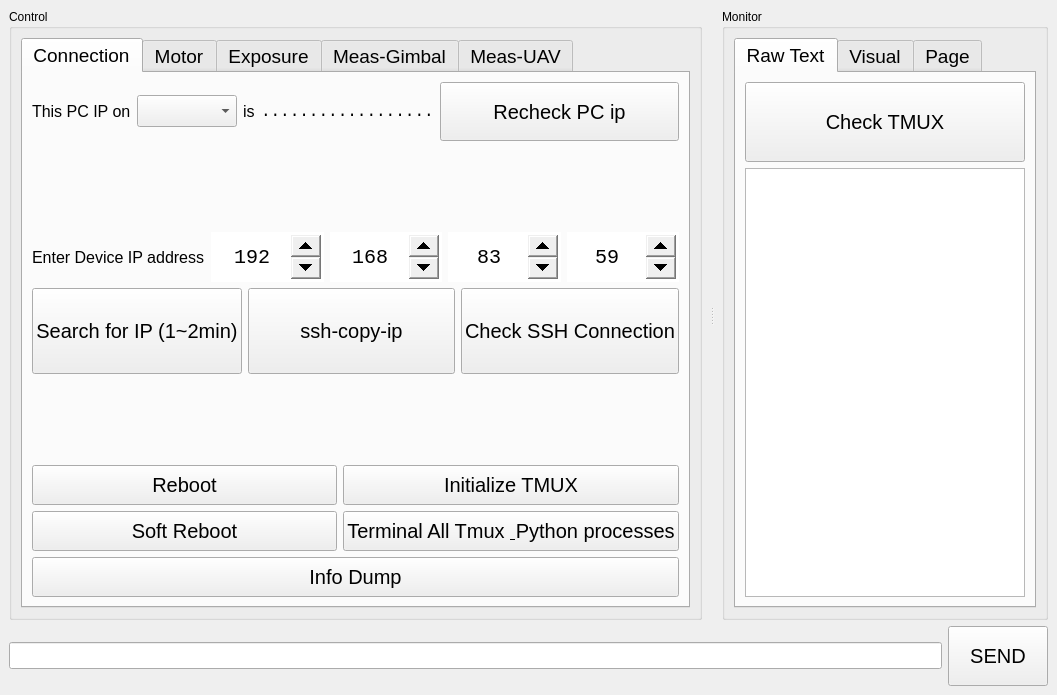
This is UI/UI_Mainwindow.ui in garid3000/giguic as Qt 5 draws it before an edit. The edited form follows.
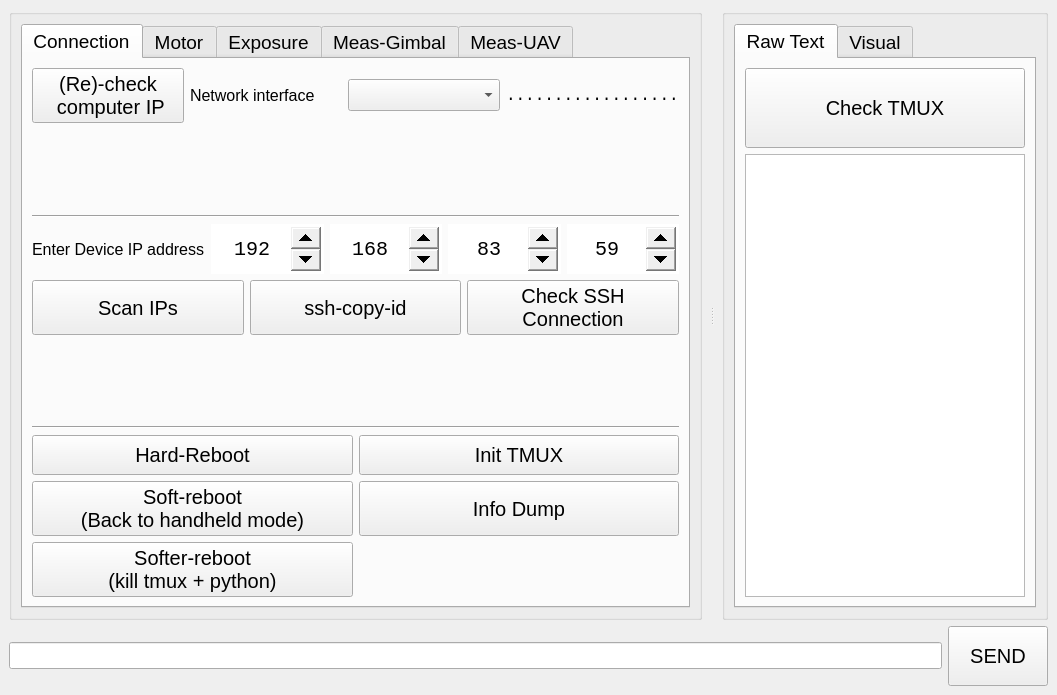
This is the edited form. The open tabs and pages were chosen to show the change. Icons and pictures are not drawn. Custom widgets are drawn as their Qt base class.

Commit message: - Gimbal & UAV measurement (ssh) command prepper UI and back-end

```diff
--- a/UI/UI_Mainwindow.ui
+++ b/UI/UI_Mainwindow.ui
@@ -62,7 +62,7 @@
       </property>
       <widget class="QGroupBox" name="groupBox">
        <property name="title">
-        <string>Control</string>
+        <string/>
        </property>
        <layout class="QGridLayout" name="gridLayout_2">
         <item row="0" column="0">
@@ -74,7 +74,31 @@
            </size>
           </property>
           <property name="styleSheet">
-           <string notr="true">QTabBar::tab { height: 35px;  }</string>
+           <string notr="true">QTabBar::tab { height: 35px;  }
+QSlider::groove:horizontal {
+    border-radius: 1px;
+    height: 3px;
+    margin: 0px;
+    background-color: rgb(52, 59, 72);
+}
+QSlider::groove:horizontal:hover {
+    background-color: rgb(55, 62, 76);
+}
+QSlider::handle:horizontal {
+    background-color: rgb(85, 170, 255);
+    border: none;
+    height: 40px;
+    width: 40px;
+    margin: -20px 0;
+    border-radius: 20px;
+    padding: -20px 0px;
+}
+QSlider::handle:horizontal:hover {
+    background-color: rgb(155, 180, 255);
+}
+QSlider::handle:horizontal:pressed {
+    background-color: rgb(65, 255, 195);
+}</string>
           </property>
           <property name="tabPosition">
            <enum>QTabWidget::TabPosition::North</enum>
@@ -107,23 +131,36 @@
            <layout class="QVBoxLayout" name="verticalLayout_4">
             <item>
              <layout class="QHBoxLayout" name="horizontalLayout_4">
+              <item>
+               <widget class="QPushButton" name="b_this_pc_get_ip">
+                <property name="sizePolicy">
+                 <sizepolicy hsizetype="Minimum" vsizetype="Minimum">
+                  <horstretch>0</horstretch>
+                  <verstretch>0</verstretch>
+                 </sizepolicy>
+                </property>
+                <property name="minimumSize">
+                 <size>
+                  <width>0</width>
+                  <height>0</height>
+                 </size>
+                </property>
+                <property name="text">
+                 <string>(Re)-check
+ computer IP</string>
+                </property>
+               </widget>
+              </item>
               <item>
                <widget class="QLabel" name="_l_4">
                 <property name="text">
-                 <string>This PC IP on</string>
+                 <string>Network interface</string>
                 </property>
                </widget>
               </item>
               <item>
                <widget class="QComboBox" name="cb_this_pc_network_devices"/>
               </item>
-              <item>
-               <widget class="QLabel" name="_l_3">
-                <property name="text">
-                 <string>is</string>
-                </property>
-               </widget>
-              </item>
               <item>
                <widget class="QLabel" name="l_this_pc_ip">
                 <property name="font">
@@ -137,25 +174,6 @@
                 </property>
                </widget>
               </item>
-              <item>
-               <widget class="QPushButton" name="b_this_pc_get_ip">
-                <property name="sizePolicy">
-                 <sizepolicy hsizetype="MinimumExpanding" vsizetype="Fixed">
-                  <horstretch>0</horstretch>
-                  <verstretch>0</verstretch>
-                 </sizepolicy>
-                </property>
-                <property name="minimumSize">
-                 <size>
-                  <width>0</width>
-                  <height>59</height>
-                 </size>
-                </property>
-                <property name="text">
-                 <string>Recheck PC ip</string>
-                </property>
-               </widget>
-              </item>
              </layout>
             </item>
             <item>
@@ -171,6 +189,13 @@
               </property>
              </spacer>
             </item>
+            <item>
+             <widget class="Line" name="line">
+              <property name="orientation">
+               <enum>Qt::Orientation::Horizontal</enum>
+              </property>
+             </widget>
+            </item>
             <item>
              <layout class="QHBoxLayout" name="horizontalLayout_3">
               <item>
@@ -331,7 +356,7 @@
               <item>
                <widget class="QPushButton" name="b_search_ip_for_pi">
                 <property name="sizePolicy">
-                 <sizepolicy hsizetype="Preferred" vsizetype="MinimumExpanding">
+                 <sizepolicy hsizetype="Preferred" vsizetype="Preferred">
                   <horstretch>0</horstretch>
                   <verstretch>0</verstretch>
                  </sizepolicy>
@@ -343,27 +368,33 @@
                  </size>
                 </property>
                 <property name="text">
-                 <string>Search for IP (1~2min)</string>
+                 <string>Scan IPs</string>
                 </property>
                </widget>
               </item>
               <item>
                <widget class="QPushButton" name="b_ssh_copy_id">
                 <property name="sizePolicy">
-                 <sizepolicy hsizetype="Minimum" vsizetype="MinimumExpanding">
+                 <sizepolicy hsizetype="Minimum" vsizetype="Preferred">
                   <horstretch>0</horstretch>
                   <verstretch>0</verstretch>
                  </sizepolicy>
                 </property>
+                <property name="minimumSize">
+                 <size>
+                  <width>0</width>
+                  <height>40</height>
+                 </size>
+                </property>
                 <property name="text">
-                 <string>ssh-copy-ip</string>
+                 <string>ssh-copy-id</string>
                 </property>
                </widget>
               </item>
               <item>
                <widget class="QPushButton" name="b_check_ssh_connection">
                 <property name="sizePolicy">
-                 <sizepolicy hsizetype="Preferred" vsizetype="MinimumExpanding">
+                 <sizepolicy hsizetype="Preferred" vsizetype="Preferred">
                   <horstretch>0</horstretch>
                   <verstretch>0</verstretch>
                  </sizepolicy>
@@ -375,7 +406,8 @@
                  </size>
                 </property>
                 <property name="text">
-                 <string>Check SSH Connection</string>
+                 <string>Check SSH 
+Connection</string>
                 </property>
                </widget>
               </item>
@@ -394,12 +426,19 @@
               </property>
              </spacer>
             </item>
+            <item>
+             <widget class="Line" name="line_2">
+              <property name="orientation">
+               <enum>Qt::Orientation::Horizontal</enum>
+              </property>
+             </widget>
+            </item>
             <item>
              <layout class="QGridLayout" name="gridLayout_5">
               <item row="2" column="0">
                <widget class="QPushButton" name="b_soft_reboot">
                 <property name="sizePolicy">
-                 <sizepolicy hsizetype="Preferred" vsizetype="MinimumExpanding">
+                 <sizepolicy hsizetype="Preferred" vsizetype="Preferred">
                   <horstretch>0</horstretch>
                   <verstretch>0</verstretch>
                  </sizepolicy>
@@ -411,33 +450,15 @@
                  </size>
                 </property>
                 <property name="text">
-                 <string>Soft Reboot</string>
-                </property>
-               </widget>
-              </item>
-              <item row="2" column="1">
-               <widget class="QPushButton" name="b_terminate_python_processes">
-                <property name="sizePolicy">
-                 <sizepolicy hsizetype="Preferred" vsizetype="MinimumExpanding">
-                  <horstretch>0</horstretch>
-                  <verstretch>0</verstretch>
-                 </sizepolicy>
-                </property>
-                <property name="minimumSize">
-                 <size>
-                  <width>0</width>
-                  <height>40</height>
-                 </size>
-                </property>
-                <property name="text">
-                 <string>Terminal All Tmux &amp; Python processes</string>
+                 <string>Soft-reboot 
+(Back to handheld mode)</string>
                 </property>
                </widget>
               </item>
               <item row="1" column="0">
                <widget class="QPushButton" name="b_hard_reboot">
                 <property name="sizePolicy">
-                 <sizepolicy hsizetype="Preferred" vsizetype="MinimumExpanding">
+                 <sizepolicy hsizetype="Preferred" vsizetype="Preferred">
                   <horstretch>0</horstretch>
                   <verstretch>0</verstretch>
                  </sizepolicy>
@@ -449,14 +470,14 @@
                  </size>
                 </property>
                 <property name="text">
-                 <string>Reboot</string>
+                 <string>Hard-Reboot</string>
                 </property>
                </widget>
               </item>
               <item row="1" column="1">
                <widget class="QPushButton" name="b_tmux_init">
                 <property name="sizePolicy">
-                 <sizepolicy hsizetype="Preferred" vsizetype="MinimumExpanding">
+                 <sizepolicy hsizetype="Preferred" vsizetype="Preferred">
                   <horstretch>0</horstretch>
                   <verstretch>0</verstretch>
                  </sizepolicy>
@@ -468,14 +489,34 @@
                  </size>
                 </property>
                 <property name="text">
-                 <string>Initialize TMUX</string>
+                 <string>Init TMUX</string>
                 </property>
                </widget>
               </item>
-              <item row="3" column="0" colspan="2">
+              <item row="3" column="0">
+               <widget class="QPushButton" name="b_terminate_python_processes">
+                <property name="sizePolicy">
+                 <sizepolicy hsizetype="Preferred" vsizetype="Preferred">
+                  <horstretch>0</horstretch>
+                  <verstretch>0</verstretch>
+                 </sizepolicy>
+                </property>
+                <property name="minimumSize">
+                 <size>
+                  <width>0</width>
+                  <height>40</height>
+                 </size>
+                </property>
+                <property name="text">
+                 <string>Softer-reboot
+(kill tmux + python)</string>
+                </property>
+               </widget>
+              </item>
+              <item row="2" column="1">
                <widget class="QPushButton" name="b_info_dump">
                 <property name="sizePolicy">
-                 <sizepolicy hsizetype="Preferred" vsizetype="MinimumExpanding">
+                 <sizepolicy hsizetype="Preferred" vsizetype="Preferred">
                   <horstretch>0</horstretch>
                   <verstretch>0</verstretch>
                  </sizepolicy>
@@ -1510,7 +1551,7 @@
       </widget>
       <widget class="QGroupBox" name="groupBox_2">
        <property name="title">
-        <string>Monitor</string>
+        <string/>
        </property>
        <layout class="QGridLayout" name="gridLayout_6">
         <item row="0" column="0">
@@ -1570,11 +1611,6 @@
             </item>
            </layout>
           </widget>
-          <widget class="QWidget" name="tab_8">
-           <attribute name="title">
-            <string>Page</string>
-           </attribute>
-          </widget>
          </widget>
         </item>
        </layout>
```
Left out of the diff: 116 changed lines with no effect on the pictures. The commit also changes 2 other files.
